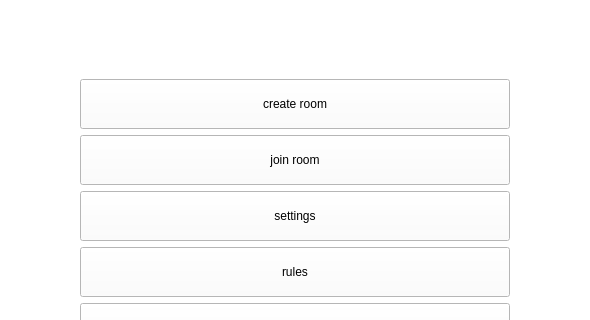
The window that HiddenChess/Source/Widgets/MainMenuWidget/MainMenu.ui (Nekttuman/HiddenChess) describes before a commit, drawn with Qt 5; both pictures show x 221 to 811 and y 97 to 417 of the 1033 by 625 pixel window.
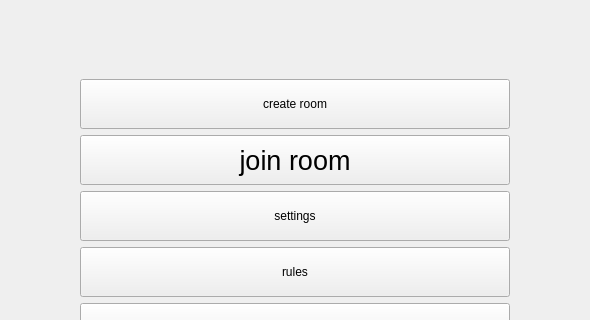
The same window after the commit.

The edit to the form file:
```diff
--- a/HiddenChess/Source/Widgets/MainMenuWidget/MainMenu.ui
+++ b/HiddenChess/Source/Widgets/MainMenuWidget/MainMenu.ui
@@ -26,7 +26,7 @@
    <string>MainMenu</string>
   </property>
   <property name="styleSheet">
-   <string notr="true">background-color: white;</string>
+   <string notr="true"/>
   </property>
   <layout class="QGridLayout" name="gridLayout">
    <property name="leftMargin">
@@ -154,6 +154,15 @@
          <height>65</height>
         </size>
        </property>
+       <property name="font">
+        <font>
+         <family>Arial</family>
+         <pointsize>20</pointsize>
+         <weight>50</weight>
+         <italic>false</italic>
+         <bold>false</bold>
+        </font>
+       </property>
        <property name="contextMenuPolicy">
         <enum>Qt::DefaultContextMenu</enum>
        </property>
```
Left out of the diff: 21 changed lines with no effect on the pictures.
